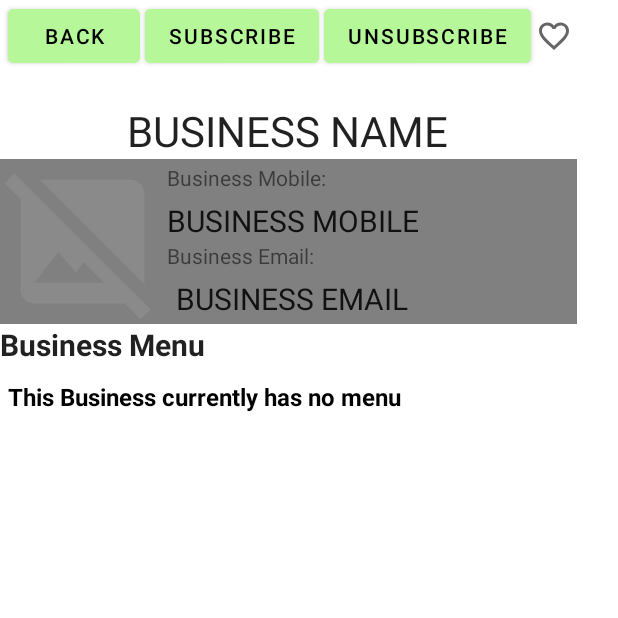
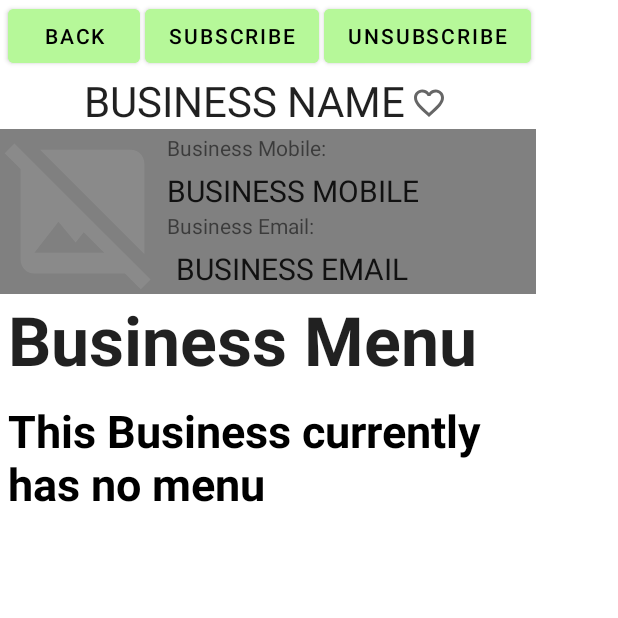
Before and after one commit to ETS-Android5/LeidosRollvan, an Android app: the BusinessPageActivity screen opened directly, with no data from a screen before it, on a phone screen of 412 x 824 dp, the top half of it. Run offline under Robolectric (Android 15) with nearby library versions, the phone set to English and light mode, and no system bars; our stand-ins replace Firebase (no records; nobody signed in at launch, a user with empty details on screens opened directly), Picasso; pictures from the network do not load; 2 statements that could not run were skipped.

Commit message:
Enlarge Business menu section headers for enhanced visibility

```diff
--- a/Android_Project/app/src/main/java/com/example/leidosrollvan/activity/BusinessPageActivity.java
+++ b/Android_Project/app/src/main/java/com/example/leidosrollvan/activity/BusinessPageActivity.java
@@ -50,7 +50,7 @@ public class BusinessPageActivity extends AppCompatActivity implements View.OnCl
     businessItemRecyclerAdapter adapter;
     private RecyclerView breakfastSection,lunchSection,dinnerSection,dessertSection,drinksSection;
     private boolean paused = false;
-    String[] categories =  {"Asian Cuisine","Kebab","Hot Dogs","Coffee and Tea","Burritos"};
+    String[] categories =  {"Vegan","Tea and Coffee","Healthy","Fast Food","Desserts","Rolls"};
     String[] sections =  {"Breakfast","Lunch","Dinner","Dessert","Drinks"};
 
     @Override
@@ -298,6 +298,7 @@ public class BusinessPageActivity extends AppCompatActivity implements View.OnCl
                     });
                     break;
                 }
+
             case R.id.notiUn:
                 if(FirebaseAuth.getInstance().getCurrentUser()!=null) {
                     FirebaseMessaging.getInstance().unsubscribeFromTopic(businessName.replace('\'', '-').replace(' ', '-')).addOnSuccessListener(new OnSuccessListener<Void>() {
--- a/Android_Project/app/src/main/res/layout/activity_business_home.xml
+++ b/Android_Project/app/src/main/res/layout/activity_business_home.xml
@@ -122,14 +122,14 @@
                     android:layout_marginBottom="10dp"
                     android:text="Breakfast"
                     android:textColor="?attr/text_color"
-                    android:textSize="25sp"
+                    android:textSize="30sp"
                     android:textStyle="bold"
-                    android:visibility="visible" />
+                    android:visibility="gone" />
 
                 <androidx.recyclerview.widget.RecyclerView
                     android:id="@+id/breakfastSection"
-                    android:layout_width="match_parent"
-                    android:layout_height="match_parent"
+                    android:layout_width="wrap_content"
+                    android:layout_height="wrap_content"
                     android:visibility="gone" />
 
                 <TextView
@@ -141,14 +141,14 @@
                     android:layout_marginStart="5dp"
                     android:textColor="?attr/text_color"
                     android:text="Lunch"
-                    android:textSize="25sp"
+                    android:textSize="30sp"
                     android:textStyle="bold"
                     android:visibility="gone" />
 
                 <androidx.recyclerview.widget.RecyclerView
                     android:id="@+id/lunchSection"
-                    android:layout_width="match_parent"
-                    android:layout_height="match_parent"
+                    android:layout_width="wrap_content"
+                    android:layout_height="wrap_content"
                     android:visibility="gone" />
 
                 <TextView
@@ -160,14 +160,14 @@
                     android:layout_marginStart="5dp"
                     android:text="Dinner"
                     android:textColor="?attr/text_color"
-                    android:textSize="25sp"
+                    android:textSize="30sp"
                     android:textStyle="bold"
                     android:visibility="gone" />
 
                 <androidx.recyclerview.widget.RecyclerView
                     android:id="@+id/dinnerSection"
-                    android:layout_width="match_parent"
-                    android:layout_height="match_parent"
+                    android:layout_width="wrap_content"
+                    android:layout_height="wrap_content"
                     android:visibility="gone" />
 
                 <TextView
@@ -179,14 +179,14 @@
                     android:layout_marginTop="10dp"
                     android:layout_marginBottom="10dp"
                     android:text="Dessert"
-                    android:textSize="25sp"
+                    android:textSize="30sp"
                     android:textStyle="bold"
                     android:visibility="gone" />
 
                 <androidx.recyclerview.widget.RecyclerView
                     android:id="@+id/dessertSection"
                     android:layout_width="match_parent"
-                    android:layout_height="match_parent"
+                    android:layout_height="wrap_content"
                     android:visibility="gone" />
 
                 <TextView
@@ -198,14 +198,14 @@
                     android:layout_marginStart="5dp"
                     android:textColor="?attr/text_color"
                     android:text="Drinks"
-                    android:textSize="25sp"
+                    android:textSize="30sp"
                     android:textStyle="bold"
                     android:visibility="gone" />
 
                 <androidx.recyclerview.widget.RecyclerView
                     android:id="@+id/drinksSection"
                     android:layout_width="match_parent"
-                    android:layout_height="match_parent"
+                    android:layout_height="wrap_content"
                     android:visibility="gone" />
             </LinearLayout>
         </ScrollView>
--- a/Android_Project/app/src/main/res/layout/activity_business_page.xml
+++ b/Android_Project/app/src/main/res/layout/activity_business_page.xml
@@ -22,8 +22,8 @@
             <LinearLayout
                 android:layout_width="wrap_content"
                 android:layout_height="wrap_content"
+                android:layout_gravity="center"
                 android:orientation="horizontal">
-
 
                 <Button
                     android:id="@+id/home_bus"
@@ -50,33 +50,43 @@
                     android:layout_width="wrap_content"
                     android:layout_height="wrap_content"
                     android:layout_marginLeft="3dp"
+                    android:layout_marginRight="3dp"
                     android:layout_gravity="center"
                     android:backgroundTint="?attr/button_color"
                     android:text="Unsubscribe"
                     android:textColor="?attr/text_color"
                     android:visibility="visible" />
 
+            </LinearLayout>
+
+            <LinearLayout
+                android:layout_width="wrap_content"
+                android:layout_height="wrap_content"
+                android:layout_gravity="center"
+                android:orientation="horizontal">
+
+                <TextView
+                    android:id="@+id/business_page_name"
+                    android:layout_width="wrap_content"
+                    android:layout_height="wrap_content"
+                    android:layout_gravity="center"
+                    android:text="BUSINESS NAME"
+                    android:textColor="?android:textColorPrimary"
+                    android:textSize="28sp"
+                    android:visibility="visible" />
+
                 <ImageButton
                     android:id="@+id/faveButton"
                     android:layout_width="wrap_content"
                     android:layout_height="wrap_content"
+                    android:layout_gravity="bottom"
                     android:layout_marginLeft="3dp"
                     android:layout_marginRight="3dp"
-                    android:layout_gravity="center"
+                    android:layout_marginBottom="5dp"
                     android:background="@android:color/transparent"
-                    android:src="@drawable/heart_outline" />
+                    android:src="@drawable/heart_outline"
+                    tools:ignore="TouchTargetSizeCheck" />
             </LinearLayout>
-
-            <TextView
-                android:id="@+id/business_page_name"
-                android:layout_width="wrap_content"
-                android:layout_height="wrap_content"
-                android:layout_gravity="center"
-                android:layout_marginTop="20dp"
-                android:textColor="?android:textColorPrimary"
-                android:text="BUSINESS NAME"
-                android:textSize="28sp"
-                android:visibility="visible" />
 
             <LinearLayout
                 android:layout_width="match_parent"
@@ -146,10 +156,12 @@
                 android:id="@+id/textView3"
                 android:layout_width="match_parent"
                 android:layout_height="wrap_content"
+                android:layout_marginStart="5dp"
                 android:text="Business Menu"
                 android:textColor="?android:textColorPrimary"
-                android:textSize="20sp"
-                android:textStyle="bold" />
+                android:textSize="45sp"
+                android:textStyle="bold"
+                android:visibility="visible" />
 
             <TextView
                 android:id="@+id/notifyBusinessNoItems"
@@ -160,7 +172,7 @@
                 android:layout_marginBottom="10dp"
                 android:text="This Business currently has no menu"
                 android:textColor="?attr/text_color"
-                android:textSize="16sp"
+                android:textSize="30sp"
                 android:textStyle="bold"
                 android:visibility="gone" />
 
@@ -168,57 +180,57 @@
                 android:id="@+id/cat1_bpage"
                 android:layout_width="wrap_content"
                 android:layout_height="wrap_content"
+                android:layout_marginStart="5dp"
                 android:layout_marginTop="10dp"
                 android:layout_marginBottom="10dp"
-                android:layout_marginStart="5dp"
+                android:text="Breakfast"
                 android:textColor="?attr/text_color"
-                android:text="Breakfast"
-                android:textSize="16sp"
+                android:textSize="30sp"
                 android:textStyle="bold"
                 android:visibility="gone" />
 
             <androidx.recyclerview.widget.RecyclerView
                 android:id="@+id/breakfastSection_bpage"
-                android:layout_width="match_parent"
-                android:layout_height="match_parent"
+                android:layout_width="wrap_content"
+                android:layout_height="wrap_content"
                 android:visibility="gone" />
 
             <TextView
                 android:id="@+id/cat2_bpage"
                 android:layout_width="match_parent"
                 android:layout_height="wrap_content"
+                android:layout_marginStart="5dp"
                 android:layout_marginTop="10dp"
                 android:layout_marginBottom="10dp"
-                android:layout_marginStart="5dp"
+                android:text="Lunch"
                 android:textColor="?attr/text_color"
-                android:text="Lunch"
-                android:textSize="16sp"
+                android:textSize="30sp"
                 android:textStyle="bold"
                 android:visibility="gone" />
 
             <androidx.recyclerview.widget.RecyclerView
                 android:id="@+id/lunchSection_bpage"
-                android:layout_width="match_parent"
-                android:layout_height="match_parent"
+                android:layout_width="wrap_content"
+                android:layout_height="wrap_content"
                 android:visibility="gone" />
 
             <TextView
                 android:id="@+id/cat3_bpage"
                 android:layout_width="match_parent"
                 android:layout_height="wrap_content"
+                android:layout_marginStart="5dp"
                 android:layout_marginTop="10dp"
                 android:layout_marginBottom="10dp"
-                android:layout_marginStart="5dp"
+                android:text="Dinner"
                 android:textColor="?attr/text_color"
-                android:text="Dinner"
-                android:textSize="16sp"
+                android:textSize="30sp"
                 android:textStyle="bold"
                 android:visibility="gone" />
 
             <androidx.recyclerview.widget.RecyclerView
                 android:id="@+id/dinnerSection_bpage"
-                android:layout_width="match_parent"
-                android:layout_height="match_parent"
+                android:layout_width="wrap_content"
+                android:layout_height="wrap_content"
                 android:visibility="gone" />
 
             <TextView
@@ -230,14 +242,14 @@
                 android:layout_marginStart="5dp"
                 android:textColor="?attr/text_color"
                 android:text="Dessert"
-                android:textSize="16sp"
+                android:textSize="30sp"
                 android:textStyle="bold"
                 android:visibility="gone" />
 
             <androidx.recyclerview.widget.RecyclerView
                 android:id="@+id/dessertSection_bpage"
-                android:layout_width="match_parent"
-                android:layout_height="match_parent"
+                android:layout_width="wrap_content"
+                android:layout_height="wrap_content"
                 android:visibility="gone" />
 
             <TextView
@@ -249,14 +261,14 @@
                 android:layout_marginStart="5dp"
                 android:textColor="?attr/text_color"
                 android:text="Drinks"
-                android:textSize="16sp"
+                android:textSize="30sp"
                 android:textStyle="bold"
                 android:visibility="gone" />
 
             <androidx.recyclerview.widget.RecyclerView
                 android:id="@+id/drinksSection_bpage"
-                android:layout_width="match_parent"
-                android:layout_height="match_parent"
+                android:layout_width="wrap_content"
+                android:layout_height="wrap_content"
                 android:visibility="gone" />
 
         </LinearLayout>
```
